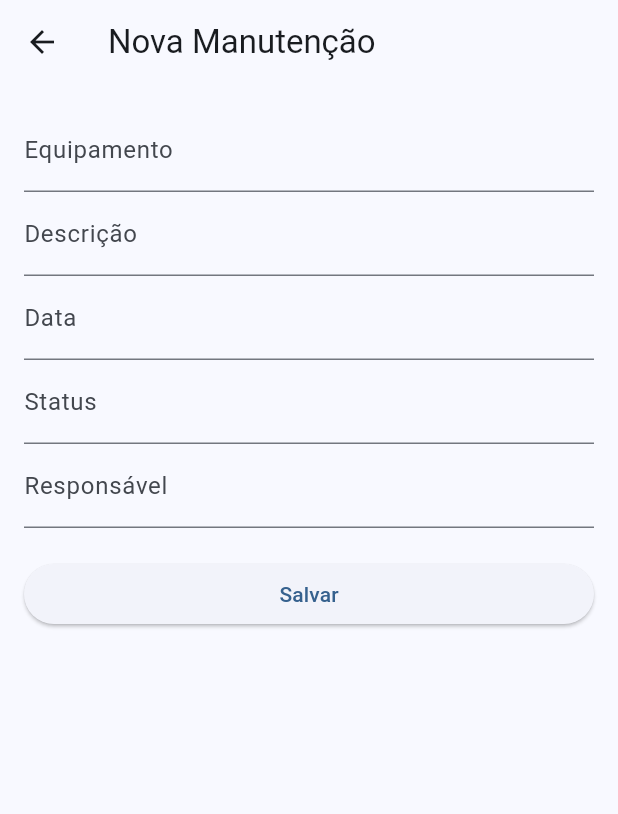
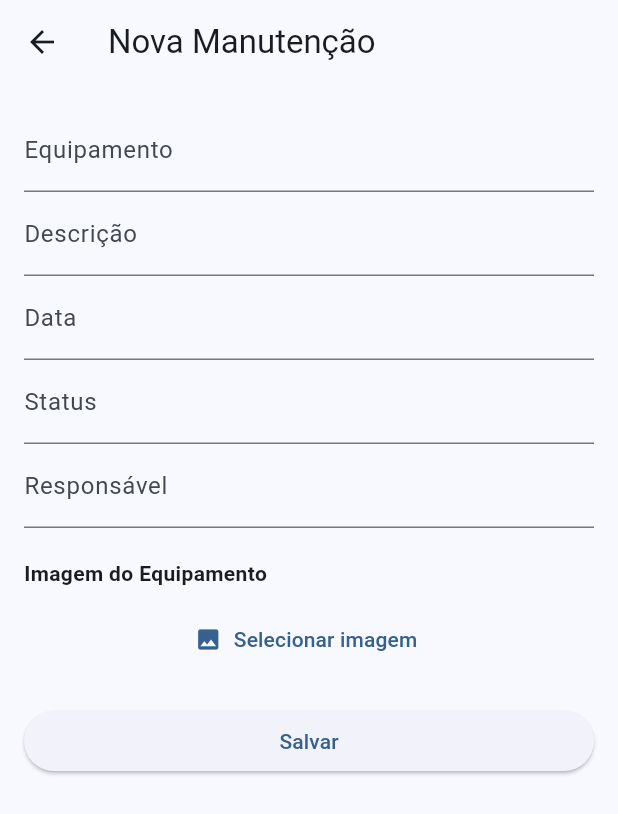
Before and after one commit to initanone/appmanutencao, a Flutter app: the screen it shows after launch, after a tap on the "add" icon, on a phone screen of 412 x 824 dp. Shown: the top 814 px of the screen. Run offline on Flutter 3.47's test engine with Material 3 defaults, Android fonts, the phone set to English and light mode, and no system bars; our stand-ins replace image_picker, sqflite; accounts and stored records are empty.

Commit message:
add imagem
adicionar imagem

```diff
--- a/lib/database/database_helper.dart
+++ b/lib/database/database_helper.dart
@@ -20,8 +20,9 @@ class DatabaseHelper {
 
     return await openDatabase(
       path,
-      version: 1,
+      version: 2,
       onCreate: _createDB,
+      onUpgrade: _upgradeTables,
     );
   }
 
@@ -33,9 +34,15 @@ class DatabaseHelper {
         descricao TEXT NOT NULL,
         data TEXT NOT NULL,
         status TEXT NOT NULL,
-        responsavel TEXT NOT NULL
+        responsavel TEXT NOT NULL,
+        imagem TEXT
       )
     ''');
+  }
+  Future<void> _upgradeTables(Database db, int oldVersion, int newVersion) async {
+    if (oldVersion < 2) {
+      await db.execute("ALTER TABLE manutencoes ADD COLUMN imagem TEXT;");
+    }
   }
 
   Future<int> insertManutencao(Manutencao m) async {
@@ -67,4 +74,4 @@ class DatabaseHelper {
       whereArgs: [id],
     );
   }
-}
+  }
--- a/lib/models/manutencao.dart
+++ b/lib/models/manutencao.dart
@@ -5,6 +5,7 @@ class Manutencao {
   String data;
   String status;
   String responsavel;
+  String? imagem;
 
   Manutencao({
     this.id,
@@ -13,9 +14,10 @@ class Manutencao {
     required this.data,
     required this.status,
     required this.responsavel,
+    this.imagem,
   });
 
-  // Converte objeto → Map (para salvar no SQLite)
+
   Map<String, dynamic> toMap() {
     return {
       'id': id,
@@ -24,10 +26,11 @@ class Manutencao {
       'data': data,
       'status': status,
       'responsavel': responsavel,
+      'imagem': imagem,
     };
   }
 
-  // Converte Map → objeto (para listar do banco)
+
   factory Manutencao.fromMap(Map<String, dynamic> map) {
     return Manutencao(
       id: map['id'],
@@ -36,6 +39,7 @@ class Manutencao {
       data: map['data'],
       status: map['status'],
       responsavel: map['responsavel'],
+      imagem: map['imagem'],
     );
   }
 }
--- a/lib/pages/manutencao_form_page.dart
+++ b/lib/pages/manutencao_form_page.dart
@@ -1,6 +1,8 @@
 import 'package:flutter/material.dart';
 import '../models/manutencao.dart';
 import '../controllers/manutencao_controller.dart';
+import 'dart:io';
+import 'package:image_picker/image_picker.dart';
 
 class ManutencaoFormPage extends StatefulWidget {
   final Manutencao? manutencao;
@@ -20,6 +22,9 @@ class _ManutencaoFormPageState extends State<ManutencaoFormPage> {
   final statusController = TextEditingController();
   final responsavelController = TextEditingController();
 
+  final ImagePicker picker = ImagePicker();
+  XFile? imagemSelecionada;
+
   @override
   void initState() {
     super.initState();
@@ -30,6 +35,18 @@ class _ManutencaoFormPageState extends State<ManutencaoFormPage> {
       dataController.text = widget.manutencao!.data;
       statusController.text = widget.manutencao!.status;
       responsavelController.text = widget.manutencao!.responsavel;
+
+      if (widget.manutencao!.imagem != null) {
+        imagemSelecionada = XFile(widget.manutencao!.imagem!);
+      }
+    }
+  }
+  Future<void> escolherImagem() async {
+    final XFile? imagem = await picker.pickImage(source: ImageSource.gallery);
+    if (imagem != null) {
+      setState(() {
+        imagemSelecionada = imagem;
+      });
     }
   }
 
@@ -43,6 +60,7 @@ class _ManutencaoFormPageState extends State<ManutencaoFormPage> {
     super.dispose();
   }
 
+
   void salvar() async {
     final manutencao = Manutencao(
       id: widget.manutencao?.id,
@@ -51,6 +69,7 @@ class _ManutencaoFormPageState extends State<ManutencaoFormPage> {
       data: dataController.text,
       status: statusController.text,
       responsavel: responsavelController.text,
+      imagem: imagemSelecionada?.path,
     );
 
     if (widget.manutencao == null) {
@@ -93,7 +112,23 @@ class _ManutencaoFormPageState extends State<ManutencaoFormPage> {
             TextField(
               controller: responsavelController,
               decoration: const InputDecoration(labelText: "Responsável"),
+            ),const SizedBox(height: 20),
+            Text("Imagem do Equipamento", style: TextStyle(fontWeight: FontWeight.bold)),
+
+            const SizedBox(height: 10),
+
+            if (imagemSelecionada != null)
+              Image.file(
+                File(imagemSelecionada!.path),
+                height: 150,
+              ),
+
+            TextButton.icon(
+              onPressed: escolherImagem,
+              icon: const Icon(Icons.image),
+              label: const Text("Selecionar imagem"),
             ),
+
             const SizedBox(height: 20),
             ElevatedButton(
               onPressed: salvar,
--- a/pubspec.yaml
+++ b/pubspec.yaml
@@ -14,6 +14,8 @@ dependencies:
   sqflite: ^2.3.0
   path: ^1.8.3
 
+  image_picker: ^1.0.7
+
   cupertino_icons: ^1.0.8
 
 dev_dependencies:
```
Also changed, not shown: 5 other files.
